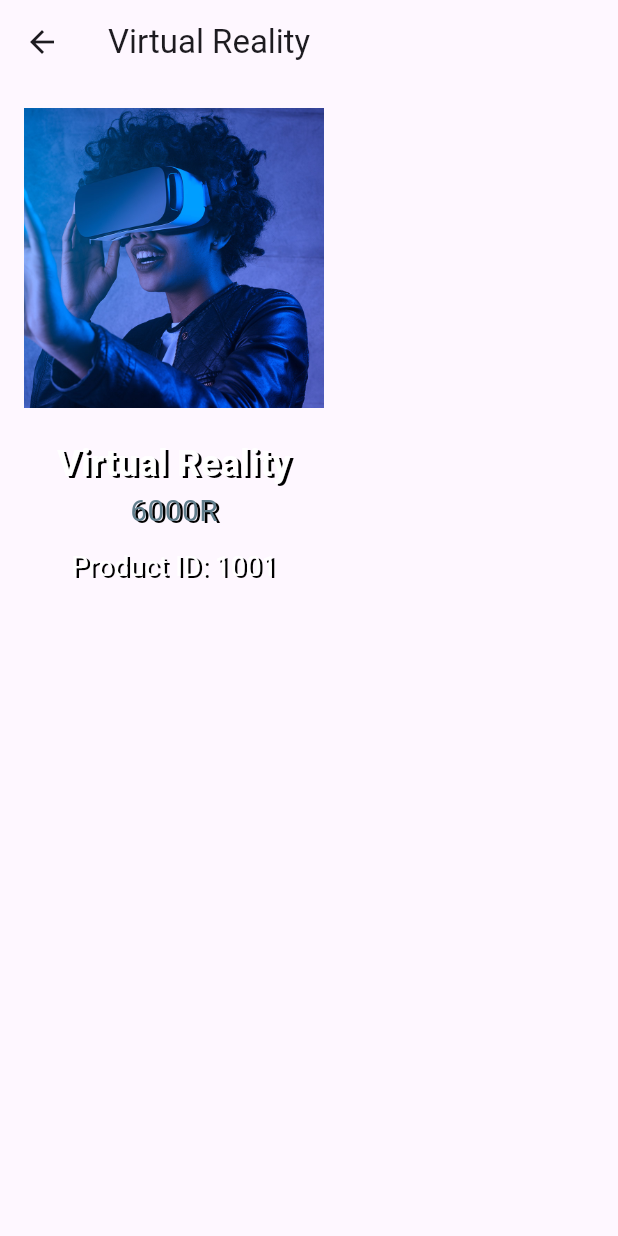
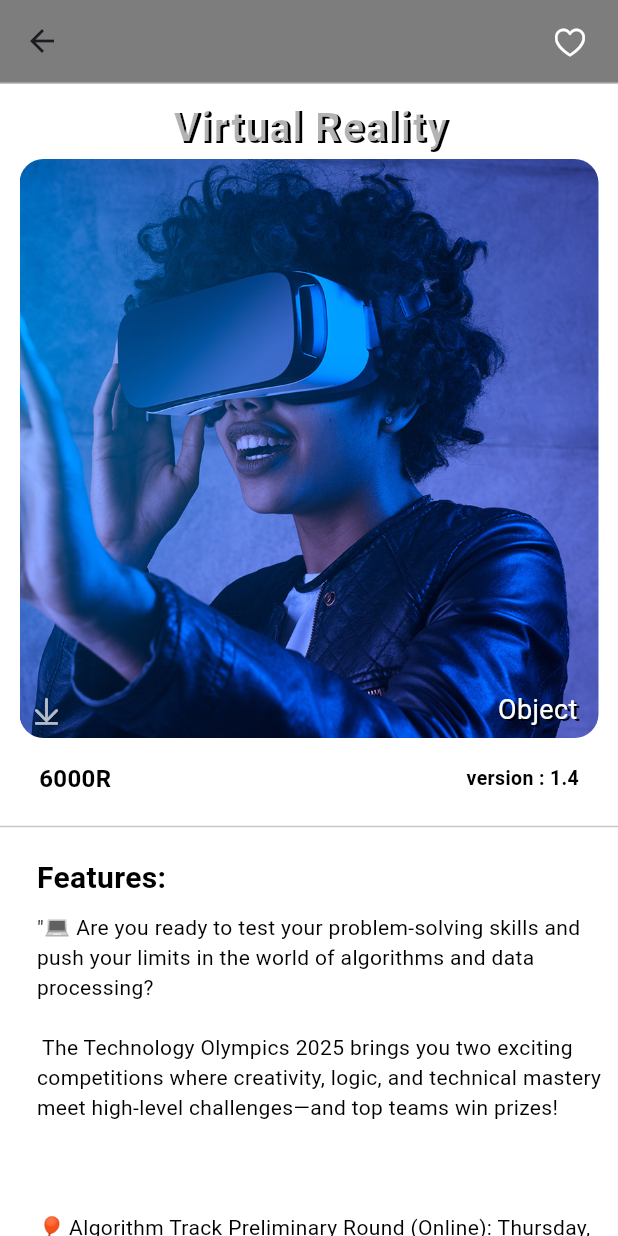
Before and after one commit to paripaon/flutter-app-3, a Flutter app: the MySecondPage screen opened by its route, after a tap on "Virtual Reality", on a phone screen of 412 x 824 dp. Run offline on Flutter 3.47's test engine with Material 3 defaults, Android fonts, the light colour scheme and no system bars.

Commit message:
product.dart file complited

```diff
--- a/lib/Home.dart
+++ b/lib/Home.dart
@@ -19,6 +19,7 @@ class _MySecondPageState extends State<MySecondPage> {
       appBar: AppBarClass(),
       drawer: DrawerOnly(),
       body: SingleChildScrollView(
+        physics: ClampingScrollPhysics(),
         child: Column(
           mainAxisAlignment: MainAxisAlignment.start,
           children: [
--- a/lib/Products.dart
+++ b/lib/Products.dart
@@ -1,221 +1,6 @@
-// import 'package:flutter/cupertino.dart';
-// import 'package:flutter/material.dart';
-// import 'package:myaplication1/Home.dart';
-// import 'package:myaplication1/product_data.dart';
-//
-// class MythirdPage extends StatefulWidget {
-//   const MythirdPage({super.key});
-//
-//   @override
-//   State<MythirdPage> createState() => _MythirdPageState();
-// }
-//
-// class _MythirdPageState extends State<MythirdPage> {
-//
-//   @override
-//   Widget build(BuildContext context) {
-//     return Scaffold(
-//       backgroundColor: Colors.white12,
-//       appBar: AppBarClassThird(),
-//       body: SingleChildScrollView(child: Center(
-//         child: Column(
-//           children: [
-//             SizedBox(height: 8),
-//             Text( 'j',
-//               style: TextStyle(
-//                 color: Colors.white70,
-//                 fontWeight: FontWeight.w800,
-//                 fontSize: 28,
-//               ),
-//             ),
-//             Stack(
-//               children: [
-//                 Container(
-//                   height: 390,
-//                   width: 390,
-//                   decoration: BoxDecoration(
-//                     color: Colors.white,
-//                     borderRadius: BorderRadius.circular(16),
-//                   ),
-//                   child: Padding(
-//                     padding: const EdgeInsets.all(2),
-//                     child: ClipRRect(
-//                       borderRadius: BorderRadius.circular(16),
-//                       child: Image.asset('assets/images/product_1.jpg'),
-//                     ),
-//                   ),
-//                 ),
-//                 Positioned(
-//                   bottom: 0,
-//                   right: 0,
-//                   child: Padding(
-//                     padding: const EdgeInsets.fromLTRB(0, 0, 16, 8),
-//                     child: Text('Objects'),
-//                   ),
-//                 ),
-//                 Positioned(
-//                   bottom: 0,
-//                   left: 0,
-//                   child: Padding(
-//                     padding: const EdgeInsets.all(8.0),
-//                     child: Icon(
-//                       CupertinoIcons.arrow_down_to_line,
-//                       color: Colors.white70,
-//                     ),
-//                   ),
-//                 ),
-//               ],
-//             ),
-//             SizedBox(height: 5),
-//             Container(
-//               width: 400,
-//               height: 40,
-//               decoration: BoxDecoration(
-//                 color: Colors.white70,
-//                 borderRadius: BorderRadius.circular(14),
-//               ),
-//               child: Row(
-//                 mainAxisAlignment: MainAxisAlignment.spaceBetween,
-//                 children: [
-//                   Padding(
-//                     padding: const EdgeInsets.only(left: 20),
-//                     child: Text(
-//                       'Price : 500R',
-//                       style: TextStyle(
-//                         color: Colors.black,
-//                         shadows: [
-//                           Shadow(color: Colors.white54, offset: Offset(1, 1)),
-//                         ],
-//                         fontSize: 16,
-//                         fontWeight: FontWeight.w600,
-//                       ),
-//                     ),
-//                   ),
-//                   Padding(
-//                     padding: const EdgeInsets.only(right: 20),
-//                     child: Text(
-//                       'Vertion 1.4',
-//                       style: TextStyle(
-//                         color: Colors.black,
-//                         shadows: [
-//                           Shadow(color: Colors.white54, offset: Offset(1, 1)),
-//                         ],
-//                         fontSize: 13,
-//                         fontWeight: FontWeight.w600,
-//                       ),
-//                     ),
-//                   ),
-//                 ],
-//               ),
-//             ),
-//             SizedBox(height: 4),
-//             Divider(),
-//             SizedBox(height: 4),
-//             Container(
-//               height: 300,
-//               width: 395,
-//               decoration: BoxDecoration(
-//                 color: Colors.white54,
-//                 borderRadius: BorderRadius.circular(20),
-//               ),
-//               child: Column(
-//                 mainAxisAlignment: MainAxisAlignment.start,
-//                 children: [
-//                   Align(
-//                     alignment: Alignment.topLeft,
-//                     child: Padding(
-//                       padding: const EdgeInsets.fromLTRB(16, 8, 0, 0),
-//                       child: Text(
-//                         'Features:',
-//                         style: TextStyle(
-//                           color: Colors.black,
-//                           shadows: [
-//                             Shadow(color: Colors.white54, offset: Offset(1, 0)),
-//                           ],
-//                           fontSize: 20,
-//                           fontWeight: FontWeight.w600,
-//                         ),
-//                       ),
-//                     ),
-//                   ),
-//                   Align(
-//                     alignment: Alignment.topLeft,
-//                     child: Padding(
-//                       padding: const EdgeInsets.fromLTRB(16, 8, 0, 0),
-//                       child: Text(
-//                         'We would like to thank maomao90 for his great coordination.Alexdat2000 for Russian translation.Um_nik, jqdai0815 and SSerxhs for red-black testing.A_G, -skyline- and __baozii__ for red testing.fishy15, oolimry, Boboge, nanani, Retired_shstyle and Tobo for orange testing.qsmcgogo and Zhi_Sheng for purple testing.goddddgg for blue testing.jellybean259 for green testing.akqxolotl for grey testing.MikeMirzayanov and KAN for the great platforms.',
-//                         style: TextStyle(
-//                           color: Colors.black,
-//                           shadows: [
-//                             Shadow(color: Colors.white54, offset: Offset(0, 0)),
-//                           ],
-//                           fontSize: 14,
-//                         ),
-//                       ),
-//                     ),
-//                   ),
-//                 ],
-//               ),
-//             ),
-//           ],
-//         ),
-//       )),
-//     );
-//   }
-// }
-//
-// class AppBarClassThird extends StatelessWidget implements PreferredSizeWidget {
-//   const AppBarClassThird({super.key});
-//
-//   @override
-//   Size get preferredSize => const Size.fromHeight(kToolbarHeight);
-//
-//   @override
-//   Widget build(BuildContext context) {
-//     Color heartColor = Colors.white;
-//     return AppBar(
-//       backgroundColor: Color.fromARGB(200, 90, 90, 90),
-//       bottom: PreferredSize(
-//         preferredSize: Size(double.infinity, 0.2),
-//         child: Container(
-//           decoration: BoxDecoration(
-//             border: Border.all(color: Colors.white54, width: 0.5),
-//           ),
-//         ),
-//       ),
-//       actions: [
-//         Padding(
-//           padding: const EdgeInsets.all(8),
-//           child: IconButton(
-//             onPressed: () {
-//               Navigator.pushNamedAndRemoveUntil(
-//                 context,
-//                 "/second",
-//                 (route) => false,
-//               );
-//             },
-//             icon: Icon(
-//               CupertinoIcons.arrow_left,
-//               color: Colors.white,
-//               size: 16,
-//             ),
-//           ),
-//         ),
-//         SizedBox(width: 270),
-//         Padding(
-//           padding: const EdgeInsets.all(8),
-//           child: IconButton(
-//             onPressed: () {
-//               // heartColor = Colors.pink;
-//             },
-//             icon: Icon(CupertinoIcons.heart, color: heartColor, size: 16),
-//           ),
-//         ),
-//       ],
-//     );
-//   }
-// }
+import 'package:flutter/cupertino.dart';
 import 'package:flutter/material.dart';
+import 'package:myaplication1/Home.dart';
 import 'package:myaplication1/product_data.dart';
 
 class MythirdPage extends StatelessWidget {
@@ -226,25 +11,206 @@ class MythirdPage extends StatelessWidget {
   @override
   Widget build(BuildContext context) {
     return Scaffold(
-      appBar: AppBar(title: Text(producta.name)),
-      body: Padding(
-        padding: const EdgeInsets.all(16),
+      backgroundColor: Colors.white12,
+      appBar: AppBarClassThird(),
+      body: SingleChildScrollView(
+        physics: ClampingScrollPhysics(),
+        child: Center(
           child: Column(
-          crossAxisAlignment: CrossAxisAlignment.center,
             children: [
-            Image.asset('assets/images/${producta.imagePath}', height: 200),
-            const SizedBox(height: 20),
+              SizedBox(height: 8),
               Text(
                 producta.name,
-              style: const TextStyle(fontSize: 24, fontWeight: FontWeight.bold),
+                style: TextStyle(
+                  color: Colors.white70,
+                  fontWeight: FontWeight.w800,
+                  fontSize: 28,
                 ),
-            Text(producta.price,
-                style: const TextStyle(fontSize: 20, color: Colors.blueGrey)),
-            const SizedBox(height: 10),
-            Text("Product ID: ${producta.id}"),
+              ),
+              Stack(
+                children: [
+                  Container(
+                    height: 390,
+                    width: 390,
+                    decoration: BoxDecoration(
+                      color: Colors.white,
+                      borderRadius: BorderRadius.circular(16),
+                    ),
+                    child: Padding(
+                      padding: const EdgeInsets.all(2),
+                      child: ClipRRect(
+                        borderRadius: BorderRadius.circular(16),
+                        child: Image.asset(
+                          'assets/images/${producta.imagePath}',
+                          fit: BoxFit.fill,
+                        ),
+                      ),
+                    ),
+                  ),
+                  Positioned(
+                    bottom: 0,
+                    right: 0,
+                    child: Padding(
+                      padding: const EdgeInsets.fromLTRB(0, 0, 16, 8),
+                      child: Text(producta.category),
+                    ),
+                  ),
+                  Positioned(
+                    bottom: 0,
+                    left: 0,
+                    child: Padding(
+                      padding: const EdgeInsets.all(8.0),
+                      child: Icon(
+                        CupertinoIcons.arrow_down_to_line,
+                        color: Colors.white70,
+                      ),
+                    ),
+                  ),
                 ],
+              ),
+              SizedBox(height: 5),
+              Container(
+                width: 400,
+                height: 40,
+                decoration: BoxDecoration(
+                  color: Colors.white70,
+                  borderRadius: BorderRadius.circular(14),
+                ),
+                child: Row(
+                  mainAxisAlignment: MainAxisAlignment.spaceBetween,
+                  children: [
+                    Padding(
+                      padding: const EdgeInsets.only(left: 20),
+                      child: Text(
+                        producta.price,
+                        style: TextStyle(
+                          color: Colors.black,
+                          shadows: [
+                            Shadow(color: Colors.white54, offset: Offset(1, 1)),
+                          ],
+                          fontSize: 16,
+                          fontWeight: FontWeight.w600,
+                        ),
+                      ),
+                    ),
+                    Padding(
+                      padding: const EdgeInsets.only(right: 20),
+                      child: Text(
+                        'version : ${producta.version}',
+                        style: TextStyle(
+                          color: Colors.black,
+                          shadows: [
+                            Shadow(color: Colors.white54, offset: Offset(1, 1)),
+                          ],
+                          fontSize: 13,
+                          fontWeight: FontWeight.w600,
+                        ),
+                      ),
+                    ),
+                  ],
+                ),
+              ),
+              SizedBox(height: 4),
+              Divider(),
+              SizedBox(height: 4),
+              Container(
+                height: 700,
+                width: 395,
+                decoration: BoxDecoration(
+                  color: Colors.white54,
+                  borderRadius: BorderRadius.circular(20),
+                ),
+                child: Column(
+                  mainAxisAlignment: MainAxisAlignment.start,
+                  children: [
+                    Align(
+                      alignment: Alignment.topLeft,
+                      child: Padding(
+                        padding: const EdgeInsets.fromLTRB(16, 8, 0, 0),
+                        child: Text(
+                          'Features:',
+                          style: TextStyle(
+                            color: Colors.black,
+                            shadows: [
+                              Shadow(
+                                color: Colors.white54,
+                                offset: Offset(1, 0),
+                              ),
+                            ],
+                            fontSize: 20,
+                            fontWeight: FontWeight.w600,
+                          ),
+                        ),
+                      ),
+                    ),
+                    Align(
+                      alignment: Alignment.topLeft,
+                      child: Padding(
+                        padding: const EdgeInsets.fromLTRB(16, 8, 0, 0),
+                        child: Text('"💻 Are you ready to test your problem-solving skills and push your limits in the world of algorithms and data processing? \n \n The Technology Olympics 2025 brings you two exciting competitions where creativity, logic, and technical mastery meet high-level challenges—and top teams win prizes! \n \n\n\n🎈 Algorithm Track Preliminary Round (Online): Thursday, September 25, \n 2025Final Round (Onsite – Tehran, Iran): Thursday, October 30, \n 2025 Closing Ceremony: Friday, October 31,\n 2025 Data Processing Track Preliminary Round (Online – 24 Hours): September 26–27, \n 2025 Final Round (Onsite – Tehran, Iran): Thursday, October 30, \n 2025 Closing Ceremony: Friday, October 31, 2025 \n \n\n🏆 Prizes for Each Track Top 5 Teams in Preliminary Round: Qualification for the Final Round Travel expenses up to 200 per person Hotel accommodation, local transportation, and meals in Tehran covered Cash prizes:\n🥇 1st: 600\n🥈 2nd: 450\n🥉 3rd: 300\n🏅 4th: 250\n🏅 5th: 200"',
+                          style: TextStyle(
+                            color: Colors.black,
+                            shadows: [
+                              Shadow(
+                                color: Colors.white54,
+                                offset: Offset(0, 0),
+                              ),
+                            ],
+                            fontSize: 14,
+                          ),
+                        ),
+                      ),
+                    ),
+                  ],
+                ),
+              ),
+            ],
+          ),
         ),
       ),
     );
   }
 }
+
+class AppBarClassThird extends StatelessWidget implements PreferredSizeWidget {
+  const AppBarClassThird({super.key});
+
+  @override
+  Size get preferredSize => const Size.fromHeight(kToolbarHeight);
+
+  @override
+  Widget build(BuildContext context) {
+    final ValueNotifier<bool> isLiked = ValueNotifier(false);
+    return AppBar(
+      backgroundColor: Color.fromARGB(200, 90, 90, 90),
+      bottom: PreferredSize(
+        preferredSize: Size(double.infinity, 0.2),
+        child: Container(
+          decoration: BoxDecoration(
+            border: Border.all(color: Colors.white54, width: 0.5),
+          ),
+        ),
+      ),
+      actions: [
+        SizedBox(width: 270),
+        Padding(
+          padding: const EdgeInsets.all(8),
+          child: IconButton(
+            icon: ValueListenableBuilder<bool>(
+              valueListenable: isLiked,
+              builder: (context, value, child) {
+                return Icon(
+                  value ? CupertinoIcons.heart_fill : CupertinoIcons.heart,
+                  color: Colors.white,
+                );
+              },
+            ),
+            onPressed: () {
+              isLiked.value = !isLiked.value;
+            },
+          )
+        ),
+      ],
+    );
+  }
+}
--- a/lib/product_data.dart
+++ b/lib/product_data.dart
@@ -1,3 +1,5 @@
+import 'dart:ui';
+
 class product {
   final int id;
   final String name;
```
Lines whose indentation alone changed are shown as unchanged.
